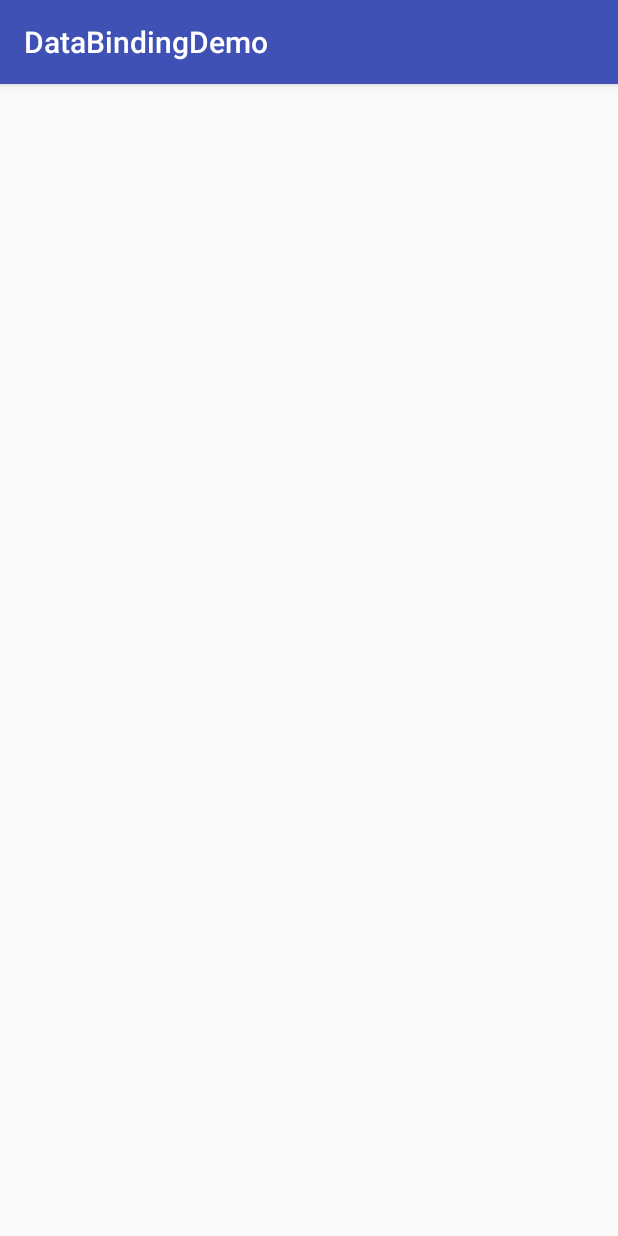
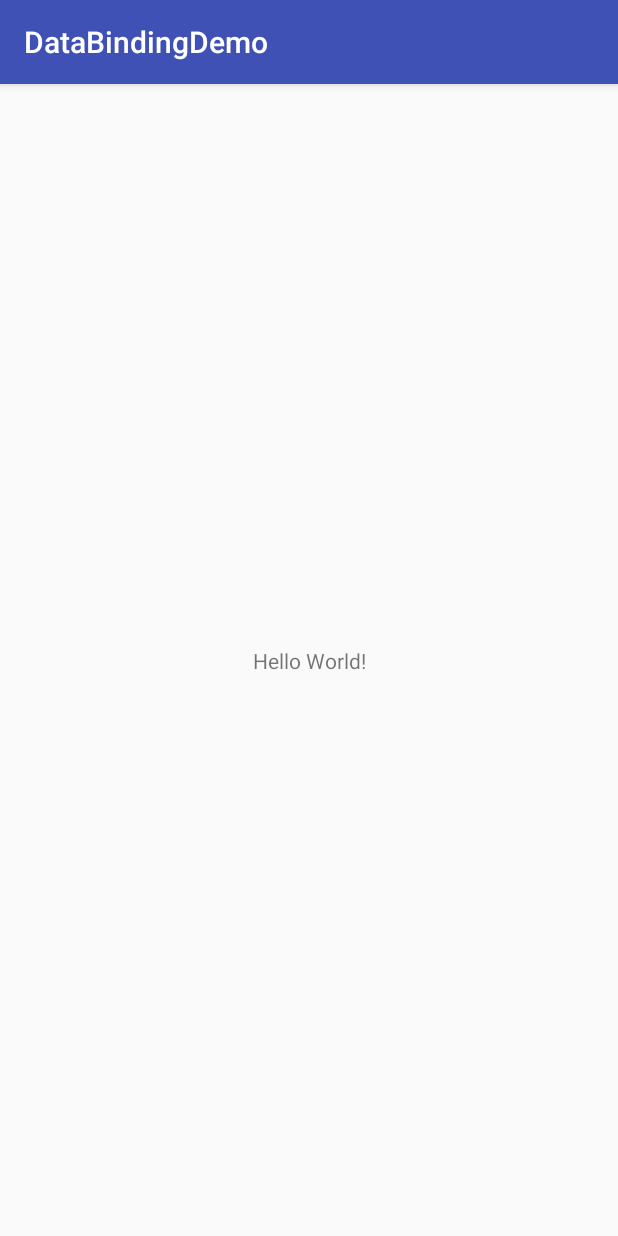
Before and after one commit to tanglie1993/Notes, an Android app: the screen it shows after launch (MainActivity), on a phone screen of 412 x 824 dp. Run offline under Robolectric (Android 15) with nearby library versions, the phone set to English and light mode, and no system bars.

Commit message:
initial commit

```diff
--- a/Android/DataBindingDemo/app/build.gradle
+++ b/Android/DataBindingDemo/app/build.gradle
@@ -17,10 +17,6 @@ android {
             proguardFiles getDefaultProguardFile('proguard-android.txt'), 'proguard-rules.pro'
         }
     }
-
-    dataBinding {
-        enabled = true
-    }
 }
 
 dependencies {
--- a/Android/DataBindingDemo/app/src/main/java/com/example/pc/databindingdemo/MainActivity.java
+++ b/Android/DataBindingDemo/app/src/main/java/com/example/pc/databindingdemo/MainActivity.java
@@ -1,6 +1,5 @@
 package com.example.pc.databindingdemo;
 
-import android.databinding.DataBindingUtil;
 import android.support.v7.app.AppCompatActivity;
 import android.os.Bundle;
 
@@ -10,10 +9,5 @@ public class MainActivity extends AppCompatActivity {
     protected void onCreate(Bundle savedInstanceState) {
         super.onCreate(savedInstanceState);
         setContentView(R.layout.activity_main);
-
-//        ActivityBasicBinding binding = DataBindingUtil.setContentView(
-//                this, R.layout.activity_main);
-//        User user = new User("fei", "Liang");
-//        binding.setUser(user);
     }
 }
--- a/Android/DataBindingDemo/app/src/main/res/layout/activity_main.xml
+++ b/Android/DataBindingDemo/app/src/main/res/layout/activity_main.xml
@@ -1,18 +1,18 @@
 <?xml version="1.0" encoding="utf-8"?>
-<layout xmlns:android="http://schemas.android.com/apk/res/android"
-    xmlns:app="http://schemas.android.com/apk/res-auto">
-    <data>
-        <variable name="user" type="com.example.pc.databindingdemo.User" />
-    </data>
-    <!--原先的根节点（Root Element）-->
-    <RelativeLayout
-        android:layout_width="match_parent"
-        android:layout_height="match_parent">
+<android.support.constraint.ConstraintLayout xmlns:android="http://schemas.android.com/apk/res/android"
+    xmlns:app="http://schemas.android.com/apk/res-auto"
+    xmlns:tools="http://schemas.android.com/tools"
+    android:layout_width="match_parent"
+    android:layout_height="match_parent"
+    tools:context="com.example.pc.databindingdemo.MainActivity">
 
-        <TextView
-            android:layout_width="wrap_content"
-            android:layout_height="wrap_content"
-            android:text="@{user.lastName}" />
-    </RelativeLayout>
+    <TextView
+        android:layout_width="wrap_content"
+        android:layout_height="wrap_content"
+        android:text="Hello World!"
+        app:layout_constraintBottom_toBottomOf="parent"
+        app:layout_constraintLeft_toLeftOf="parent"
+        app:layout_constraintRight_toRightOf="parent"
+        app:layout_constraintTop_toTopOf="parent" />
 
-</layout>
+</android.support.constraint.ConstraintLayout>
--- a/Android/DataBindingDemo/build.gradle
+++ b/Android/DataBindingDemo/build.gradle
@@ -6,6 +6,7 @@ buildscript {
     }
     dependencies {
         classpath 'com.android.tools.build:gradle:2.3.1'
+
         // NOTE: Do not place your application dependencies here; they belong
         // in the individual module build.gradle files
     }
```
Also changed, not shown: Android/DataBindingDemo/app/src/main/java/com/example/pc/databindingdemo/User.java (deleted, +0 -38 lines), Android/DataBindingDemo/gradle/wrapper/gradle-wrapper.properties.
